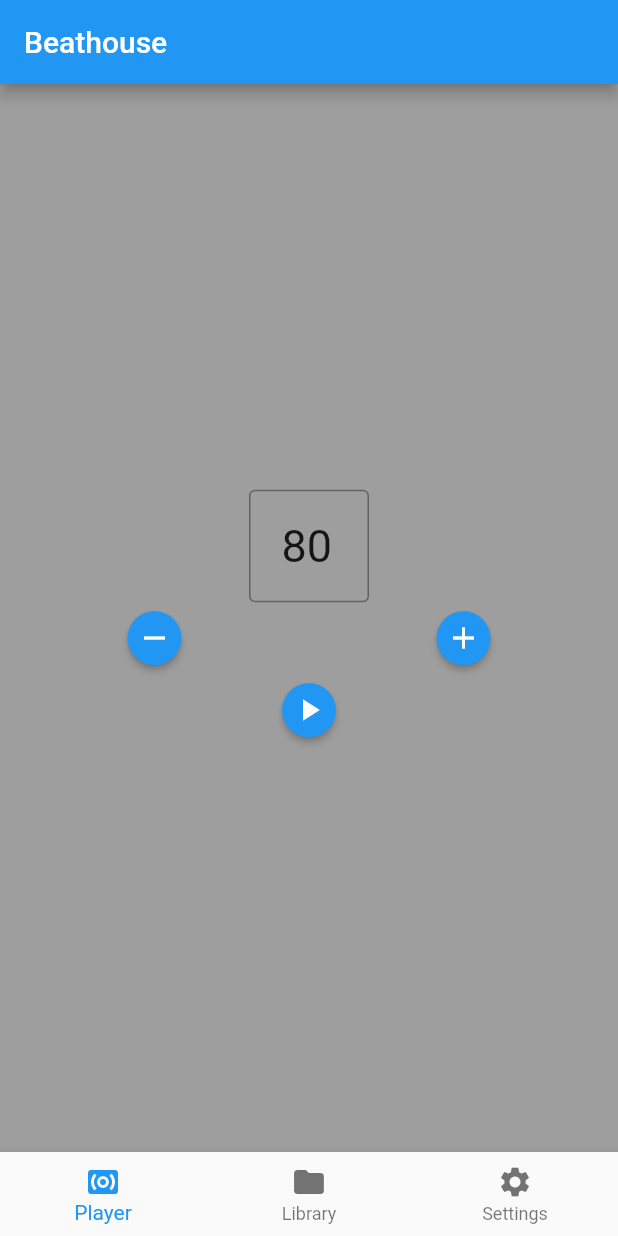
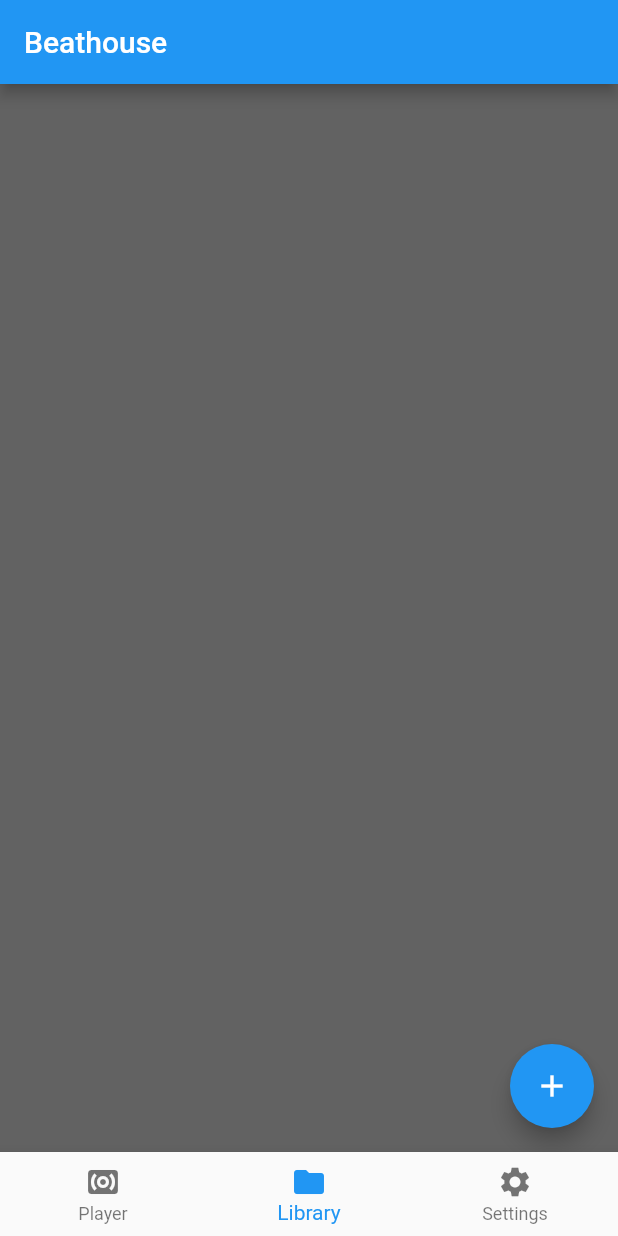
Before and after one commit to matheuslemke/beathouse, a Flutter app: the screen it shows after launch, on a phone screen of 412 x 824 dp. Run offline on Flutter 3.47's test engine with Material 2 defaults, Android fonts, the phone set to English and light mode, and no system bars; our stand-ins replace cloud_firestore, firebase_core, flutter_dotenv; accounts and stored records are empty.

Commit message:
feat: add fab to library

```diff
--- a/lib/pages/library.dart
+++ b/lib/pages/library.dart
@@ -1,3 +1,4 @@
+import 'package:beathouse/pages/add_song.dart';
 import 'package:flutter/material.dart';
 
 class Library extends StatelessWidget {
@@ -5,6 +6,14 @@ class Library extends StatelessWidget {
 
   @override
   Widget build(BuildContext context) {
-    return const Text('Library');
+    return Scaffold(
+      floatingActionButton: FloatingActionButton(
+        child: const Icon(Icons.add),
+        onPressed: () {
+          Navigator.push(context,
+              MaterialPageRoute(builder: (context) => const AddSong()));
+        },
+      ),
+    );
   }
 }
--- a/lib/providers/page_provider.dart
+++ b/lib/providers/page_provider.dart
@@ -4,7 +4,7 @@ import 'package:beathouse/pages/settings.dart';
 import 'package:flutter/material.dart';
 
 class PageProvider with ChangeNotifier {
-  int _currentPage = 0;
+  int _currentPage = 1;
 
   final List<Widget> _pages = [
     const Player(),
```
Also changed, not shown: lib/pages/add_song.dart (added, +15 -0 lines).
